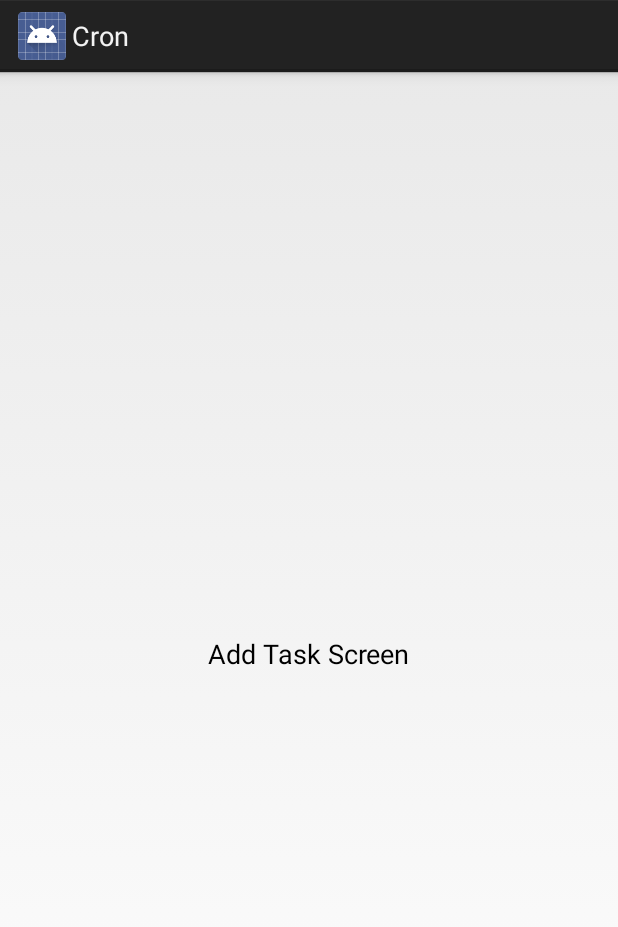
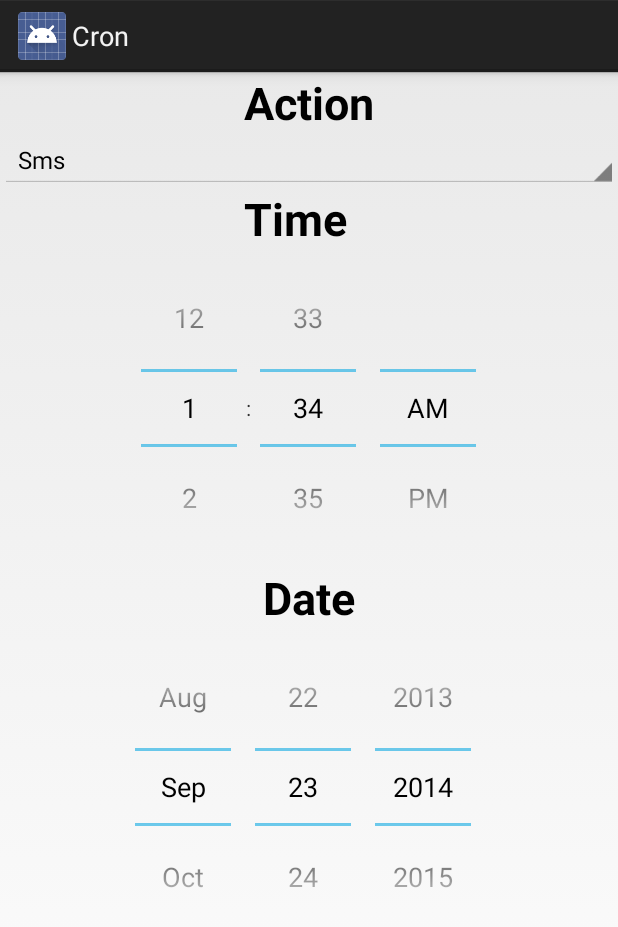
Before and after one commit to lollek/TDP025-TrippyBeerBook, an Android app: the layout fragment_add.xml on its own in the app's theme, with its tools: preview values and no code run, on a phone screen of 412 x 824 dp. Shown: the top 927 px of the screen. Run offline under Robolectric (Android 15) with nearby library versions, the phone set to English and light mode, and no system bars.

Commit message:
Add Date/Time/Action to Add menu

```diff
--- a/app/src/main/java/iix/se/cron/TabFragment.java
+++ b/app/src/main/java/iix/se/cron/TabFragment.java
@@ -14,8 +14,6 @@ public class TabFragment extends Fragment {
     public static final int TAB_SETTINGS = 2;
     public static final int NUM_TABS = 3;
 
-    public TabFragment() {}
-
     // Returns a new instance of this fragment for the given section number.
     public static TabFragment newInstance(int tabID) {
         TabFragment fragment = new TabFragment();
@@ -27,10 +25,19 @@ public class TabFragment extends Fragment {
 
     public static int getTabNameID(int tabID) {
         switch (tabID) {
-            case TabFragment.TAB_LIST:     return R.string.tab_header_list;
-            case TabFragment.TAB_ADD:      return R.string.tab_header_add;
-            case TabFragment.TAB_SETTINGS: return R.string.tab_header_settings;
-            default:                       return -1;
+            case TAB_LIST:     return R.string.tab_header_list;
+            case TAB_ADD:      return R.string.tab_header_add;
+            case TAB_SETTINGS: return R.string.tab_header_settings;
+            default:           return -1;
+        }
+    }
+
+    public static int getTabLayoutID(int tabID) {
+        switch(tabID) {
+            case TAB_LIST:     return R.layout.fragment_list;
+            case TAB_ADD:      return R.layout.fragment_add;
+            case TAB_SETTINGS: return R.layout.fragment_settings;
+            default:           return -1;
         }
     }
 
@@ -38,14 +45,7 @@ public class TabFragment extends Fragment {
     public View onCreateView(LayoutInflater inflater, ViewGroup container,
                              Bundle savedInstanceState) {
         Bundle args = getArguments();
-        switch (args == null ? -1 : args.getInt(ARG_SECTION_NUMBER)) {
-            case TAB_LIST:
-                return inflater.inflate(R.layout.fragment_list, container, false);
-            case TAB_ADD:
-                return inflater.inflate(R.layout.fragment_add, container, false);
-            case TAB_SETTINGS:
-                return inflater.inflate(R.layout.fragment_settings, container, false);
-            default: return null;
-        }
+        int fragmentID = getTabLayoutID(args == null ? -1 : args.getInt(ARG_SECTION_NUMBER));
+        return inflater.inflate(fragmentID, container, false);
     }
 }
--- a/app/src/main/res/layout/fragment_add.xml
+++ b/app/src/main/res/layout/fragment_add.xml
@@ -1,16 +1,76 @@
 <?xml version="1.0" encoding="utf-8"?>
 
-<RelativeLayout xmlns:android="http://schemas.android.com/apk/res/android"
+<ScrollView xmlns:android="http://schemas.android.com/apk/res/android"
     android:layout_width="match_parent"
     android:layout_height="match_parent">
 
-    <TextView
-        android:layout_width="wrap_content"
-        android:layout_height="wrap_content"
-        android:textAppearance="?android:attr/textAppearanceMedium"
-        android:text="Add Task Screen"
-        android:id="@+id/add_task_placeholder"
-        android:layout_centerVertical="true"
-        android:layout_centerHorizontal="true" />
+    <RelativeLayout
+        android:layout_width="match_parent"
+        android:layout_height="wrap_content">
 
-</RelativeLayout>
+        <TimePicker
+            android:layout_width="fill_parent"
+            android:layout_height="wrap_content"
+            android:id="@+id/timePicker"
+            android:layout_toEndOf="@+id/datePicker"
+            android:layout_below="@+id/title_time"
+            android:layout_alignParentLeft="true"
+            android:layout_alignParentStart="true" />
+
+        <Spinner
+            android:layout_width="fill_parent"
+            android:layout_height="wrap_content"
+            android:id="@+id/spinner"
+            android:entries="@array/actions"
+            android:spinnerMode="dropdown"
+            android:layout_below="@+id/title_action"
+            android:contentDescription="@string/title_action"
+            android:textAlignment="center"
+            android:layout_alignParentTop="false" />
+
+        <TextView
+            android:layout_width="wrap_content"
+            android:layout_height="wrap_content"
+            android:textAppearance="?android:attr/textAppearanceLarge"
+            android:text="@string/title_date"
+            android:id="@+id/title_date"
+            android:textStyle="bold"
+            android:textSize="30sp"
+            android:textIsSelectable="false"
+            android:layout_below="@+id/timePicker"
+            android:layout_centerHorizontal="true" />
+
+        <TextView
+            android:layout_width="wrap_content"
+            android:layout_height="wrap_content"
+            android:textAppearance="?android:attr/textAppearanceLarge"
+            android:text="@string/title_time"
+            android:id="@+id/title_time"
+            android:textStyle="bold"
+            android:textSize="30sp"
+            android:layout_below="@+id/spinner"
+            android:layout_alignLeft="@+id/title_action"
+            android:layout_alignStart="@+id/title_action" />
+
+        <TextView
+            android:layout_width="wrap_content"
+            android:layout_height="wrap_content"
+            android:textAppearance="?android:attr/textAppearanceLarge"
+            android:text="@string/title_action"
+            android:id="@+id/title_action"
+            android:textStyle="bold"
+            android:textSize="30sp"
+            android:layout_alignParentTop="true"
+            android:layout_centerHorizontal="true" />
+
+        <DatePicker
+            android:layout_width="fill_parent"
+            android:layout_height="wrap_content"
+            android:id="@+id/datePicker"
+            android:calendarViewShown="false"
+            android:layout_below="@+id/title_date"
+            android:layout_alignParentLeft="true"
+            android:layout_alignParentStart="true" />
+
+    </RelativeLayout>
+</ScrollView>
--- a/app/src/main/res/values/strings.xml
+++ b/app/src/main/res/values/strings.xml
@@ -6,5 +6,14 @@
     <string name="tab_header_add">Add new</string>
     <string name="tab_header_settings">Settings</string>
     <string name="action_settings">Settings</string>
+    <string name="title_date">Date</string>
+    <string name="title_time">Time</string>
+    <string name="title_action">Action</string>
+
+    <string-array name="actions">
+        <item>Sms</item>
+        <item>Email</item>
+        <item>Alarm</item>
+    </string-array>
 
 </resources>
```
